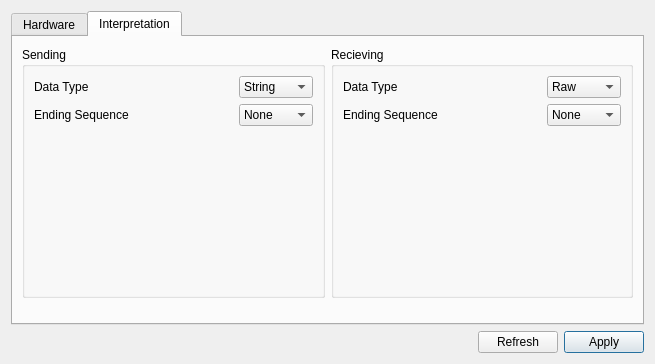
The window that settingsdialog.ui (schwemmdx/rs232-tool) describes before a commit, drawn with Qt 5.
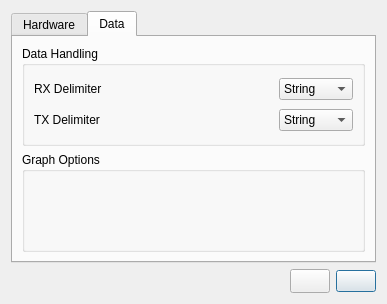
The same window after the commit. The open tabs and pages were chosen to show the change. Icons and pictures are not drawn.

Commit message: edited settings dialog

The edit to the form file:
```diff
--- a/settingsdialog.ui
+++ b/settingsdialog.ui
@@ -6,8 +6,8 @@
    <rect>
     <x>0</x>
     <y>0</y>
-    <width>655</width>
-    <height>364</height>
+    <width>387</width>
+    <height>304</height>
    </rect>
   </property>
   <property name="windowTitle">
@@ -16,9 +16,18 @@
   <layout class="QGridLayout" name="gridLayout_3">
    <item row="0" column="0" colspan="2">
     <widget class="QTabWidget" name="tabWidget">
+     <property name="tabPosition">
+      <enum>QTabWidget::North</enum>
+     </property>
+     <property name="tabShape">
+      <enum>QTabWidget::Rounded</enum>
+     </property>
      <property name="currentIndex">
       <number>0</number>
      </property>
+     <property name="elideMode">
+      <enum>Qt::ElideLeft</enum>
+     </property>
      <widget class="QWidget" name="hw_tab">
       <attribute name="title">
        <string>Hardware</string>
@@ -155,62 +164,63 @@
      </widget>
      <widget class="QWidget" name="interpret_tab">
       <attribute name="title">
-       <string>Interpretation</string>
+       <string>Data</string>
       </attribute>
-      <widget class="QWidget" name="horizontalLayoutWidget_2">
-       <property name="geometry">
-        <rect>
-         <x>9</x>
-         <y>10</y>
-         <width>611</width>
-         <height>251</height>
-        </rect>
-       </property>
-       <layout class="QHBoxLayout" name="horizontalLayout_6">
-        <item>
-         <widget class="QGroupBox" name="groupBox">
+      <layout class="QGridLayout" name="gridLayout_5">
+       <item row="0" column="0">
+        <widget class="QGroupBox" name="groupBox_2">
           <property name="title">
-           <string>Sending</string>
+          <string>Data Handling</string>
           </property>
           <layout class="QGridLayout" name="gridLayout_4">
            <item row="0" column="0">
+           <widget class="QLabel" name="label_7">
+            <property name="text">
+             <string>RX Delimiter</string>
+            </property>
+           </widget>
+          </item>
+          <item row="0" column="1" rowspan="2">
+           <spacer name="horizontalSpacer">
+            <property name="orientation">
+             <enum>Qt::Horizontal</enum>
+            </property>
+            <property name="sizeHint" stdset="0">
+             <size>
+              <width>143</width>
+              <height>20</height>
+             </size>
+            </property>
+           </spacer>
+          </item>
+          <item row="0" column="2">
+           <widget class="QComboBox" name="rxType">
+            <item>
+             <property name="text">
+              <string>String</string>
+             </property>
+            </item>
+            <item>
+             <property name="text">
+              <string>Raw</string>
+             </property>
+            </item>
+            <item>
+             <property name="text">
+              <string>Number</string>
+             </property>
+            </item>
+           </widget>
+          </item>
+          <item row="1" column="0">
             <widget class="QLabel" name="label_5">
              <property name="text">
-              <string>Data Type</string>
+             <string>TX Delimiter</string>
              </property>
             </widget>
            </item>
            <item row="1" column="2">
-            <widget class="QComboBox" name="comboBox_5">
-             <item>
-              <property name="text">
-               <string>None</string>
-              </property>
-             </item>
-             <item>
-              <property name="text">
-               <string>\n</string>
-              </property>
-             </item>
-             <item>
-              <property name="text">
-               <string>\r</string>
-              </property>
-             </item>
-             <item>
-              <property name="text">
-               <string>\r\n</string>
-              </property>
-             </item>
-             <item>
-              <property name="text">
-               <string>Custom</string>
-              </property>
-             </item>
-            </widget>
-           </item>
-           <item row="0" column="2">
-            <widget class="QComboBox" name="comboBox_6">
+           <widget class="QComboBox" name="txType">
              <item>
               <property name="text">
                <string>String</string>
@@ -233,141 +243,17 @@
              </item>
             </widget>
            </item>
-           <item row="1" column="0">
-            <widget class="QLabel" name="label_6">
-             <property name="text">
-              <string>Ending Sequence</string>
-             </property>
-            </widget>
-           </item>
-           <item row="2" column="0">
-            <spacer name="verticalSpacer">
-             <property name="orientation">
-              <enum>Qt::Vertical</enum>
-             </property>
-             <property name="sizeHint" stdset="0">
-              <size>
-               <width>20</width>
-               <height>40</height>
-              </size>
-             </property>
-            </spacer>
-           </item>
-           <item row="0" column="1" rowspan="3">
-            <spacer name="horizontalSpacer_3">
-             <property name="orientation">
-              <enum>Qt::Horizontal</enum>
-             </property>
-             <property name="sizeHint" stdset="0">
-              <size>
-               <width>40</width>
-               <height>20</height>
-              </size>
-             </property>
-            </spacer>
-           </item>
           </layout>
          </widget>
         </item>
-        <item>
-         <widget class="QGroupBox" name="groupBox_2">
+       <item row="1" column="0">
+        <widget class="QGroupBox" name="groupBox">
           <property name="title">
-           <string>Recieving</string>
-          </property>
-          <layout class="QGridLayout" name="gridLayout_5">
-           <item row="0" column="0">
-            <widget class="QLabel" name="label_7">
-             <property name="text">
-              <string>Data Type</string>
-             </property>
-            </widget>
-           </item>
-           <item row="0" column="2">
-            <widget class="QComboBox" name="comboBox_8">
-             <item>
-              <property name="text">
-               <string>Raw</string>
-              </property>
-             </item>
-             <item>
-              <property name="text">
-               <string>String</string>
-              </property>
-             </item>
-             <item>
-              <property name="text">
-               <string>Number</string>
-              </property>
-             </item>
-            </widget>
-           </item>
-           <item row="1" column="0">
-            <widget class="QLabel" name="label_8">
-             <property name="text">
-              <string>Ending Sequence</string>
-             </property>
-            </widget>
-           </item>
-           <item row="2" column="0">
-            <spacer name="verticalSpacer_2">
-             <property name="orientation">
-              <enum>Qt::Vertical</enum>
-             </property>
-             <property name="sizeHint" stdset="0">
-              <size>
-               <width>20</width>
-               <height>40</height>
-              </size>
-             </property>
-            </spacer>
-           </item>
-           <item row="0" column="1" rowspan="3">
-            <spacer name="horizontalSpacer_4">
-             <property name="orientation">
-              <enum>Qt::Horizontal</enum>
-             </property>
-             <property name="sizeHint" stdset="0">
-              <size>
-               <width>40</width>
-               <height>20</height>
-              </size>
-             </property>
-            </spacer>
-           </item>
-           <item row="1" column="2">
-            <widget class="QComboBox" name="comboBox_7">
-             <item>
-              <property name="text">
-               <string>None</string>
-              </property>
-             </item>
-             <item>
-              <property name="text">
-               <string>\n</string>
-              </property>
-             </item>
-             <item>
-              <property name="text">
-               <string>\r</string>
-              </property>
-             </item>
-             <item>
-              <property name="text">
-               <string>\r\n</string>
-              </property>
-             </item>
-             <item>
-              <property name="text">
-               <string>Custom</string>
-              </property>
-             </item>
-            </widget>
-           </item>
-          </layout>
-         </widget>
-        </item>
-       </layout>
-      </widget>
+          <string>Graph Options</string>
+         </property>
+        </widget>
+       </item>
+      </layout>
      </widget>
     </widget>
    </item>
@@ -388,15 +274,41 @@
      </item>
      <item>
       <widget class="QPushButton" name="refreshBtn">
+       <property name="minimumSize">
+        <size>
+         <width>24</width>
+         <height>24</height>
+        </size>
+       </property>
        <property name="text">
-        <string>Refresh</string>
+        <string/>
+       </property>
+       <property name="icon">
+        <iconset resource="rs232-tool.qrc">
+         <normaloff>:/icons/images/refresh.png</normaloff>:/icons/images/refresh.png</iconset>
+       </property>
+       <property name="iconSize">
+        <size>
+         <width>24</width>
+         <height>24</height>
+        </size>
        </property>
       </widget>
      </item>
      <item>
       <widget class="QPushButton" name="applyButton">
        <property name="text">
-        <string>Apply</string>
+        <string/>
+       </property>
+       <property name="icon">
+        <iconset resource="rs232-tool.qrc">
+         <normaloff>:/icons/images/correct.png</normaloff>:/icons/images/correct.png</iconset>
+       </property>
+       <property name="iconSize">
+        <size>
+         <width>24</width>
+         <height>24</height>
+        </size>
        </property>
        <property name="default">
         <bool>true</bool>
```
Left out of the diff: 138 changed lines with no effect on the pictures. Lines whose indentation alone changed are shown as unchanged. The commit also changes 2 other files.
